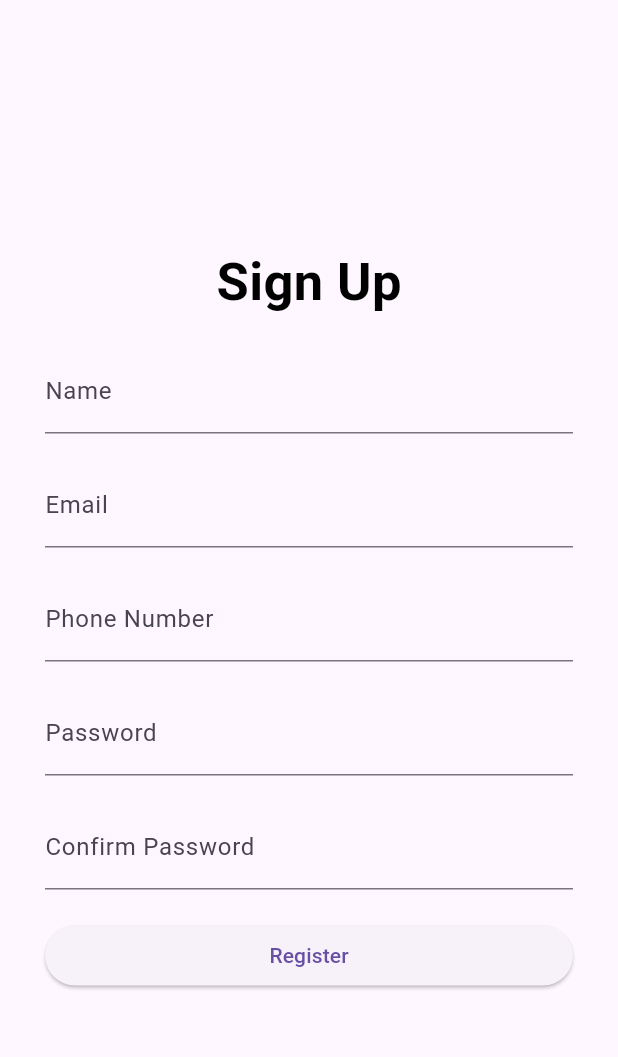
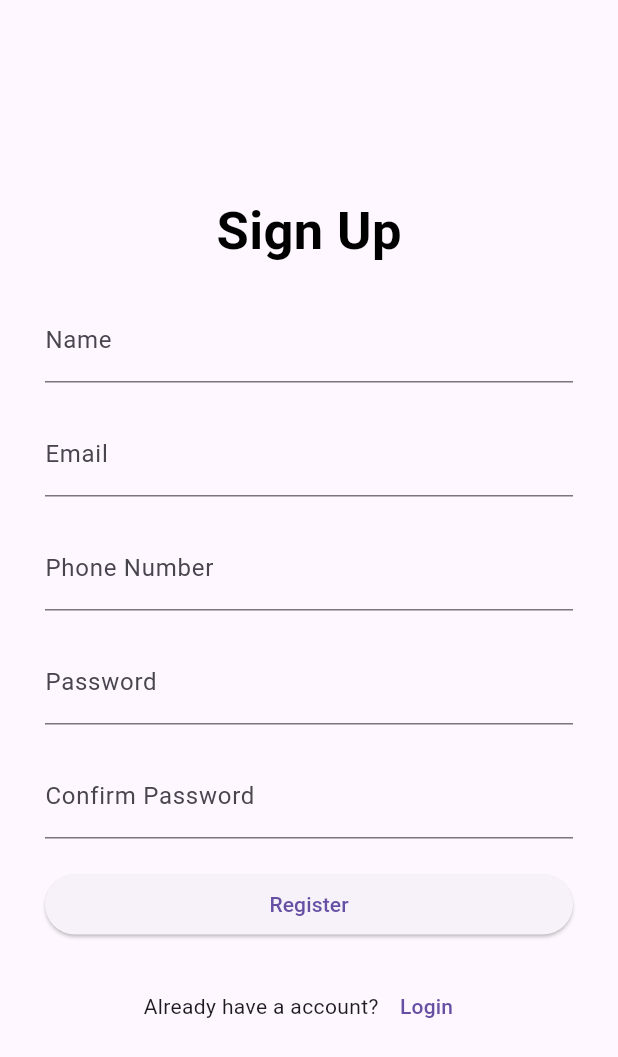
Before and after one commit to priyagupta-js/basics_flutter_projects, a Flutter app: the screen it shows after launch, after a tap on "Register", on a phone screen of 412 x 824 dp. Shown: the top 1057 px of the screen. Run offline on Flutter 3.47's test engine with Material 3 defaults, Android fonts, the phone set to English and light mode, and no system bars.

Commit message:
Update Routing

```diff
--- a/login_signup/lib/Login.dart
+++ b/login_signup/lib/Login.dart
@@ -1,43 +1,9 @@
-// import 'package:flutter/material.dart';
-
-// class Login extends StatelessWidget {
-//   const Login({super.key});
-
-//   @override
-//   Widget build(BuildContext context) {
-//     return Scaffold(
-//         body: Column(
-//       children: [
-//         Container(
-//           color: Colors.amberAccent,
-//           padding: EdgeInsets.all(10),
-//           margin: EdgeInsets.all(10),
-//           child: Text(
-//             'Login',
-//             style: TextStyle(
-//               color: Colors.white,
-//               fontSize: 25,
-//               fontWeight: FontWeight.bold,
-//               letterSpacing: 2,
-//             ),
-//           ),
-//         ),
-//         Container(
-//           child: Text('username'),
-//         ),
-//         Container(
-//           child: Text('Password'),
-//         ),
-//       ],
-//     ));
-//   }
-// }
-
 import 'package:flutter/material.dart';
+import 'package:login_signup/Signup.dart';
 
 class Login extends StatefulWidget {
   const Login({super.key});
-
+  @override
   State<Login> createState() => _LoginState();
 }
 
@@ -98,11 +64,30 @@ class _LoginState extends State<Login> {
                     width: double.infinity,
                     child: ElevatedButton(
                       onPressed: () {},
-                      child: Text('Login'),
                       style: ElevatedButton.styleFrom(
                         padding: EdgeInsets.symmetric(vertical: 20),
                       ),
+                      child: Text('Login'),
                     )),
+                SizedBox(
+                  height: 20,
+                ),
+                Row(
+                  mainAxisAlignment: MainAxisAlignment.center,
+                  children: [
+                    Text("Don't have a account?"),
+                    TextButton(
+                      onPressed: () {
+                        Navigator.push(
+                          context,
+                          MaterialPageRoute(
+                              builder: (context) => const Signup()),
+                        );
+                      },
+                      child: Text("Register"),
+                    )
+                  ],
+                )
               ],
             )));
   }
--- a/login_signup/lib/Signup.dart
+++ b/login_signup/lib/Signup.dart
@@ -59,6 +59,21 @@ class Signup extends StatelessWidget {
                 onPressed: () {},
                 child: Text('Register'),
               ),
+            ),
+            SizedBox(
+              height: 20,
+            ),
+            Row(
+              mainAxisAlignment: MainAxisAlignment.center,
+              children: [
+                Text("Already have a account?"),
+                TextButton(
+                  onPressed: () {
+                    Navigator.pop(context);
+                  },
+                  child: Text("Login"),
+                )
+              ],
             )
           ],
         ),
--- a/login_signup/lib/main.dart
+++ b/login_signup/lib/main.dart
@@ -4,6 +4,6 @@ import 'package:login_signup/Login.dart';
 
 void main() {
   runApp(MaterialApp(
-    home: Signup(),
+    home: Login(),
   ));
 }
```
